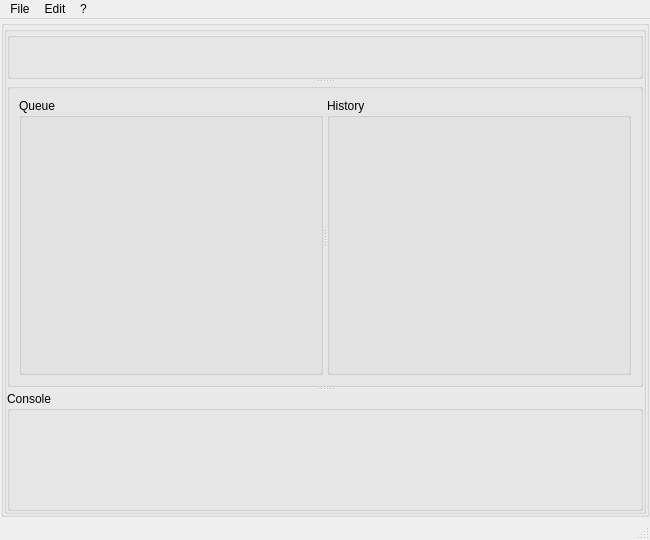
Before: the Qt Designer form src/QSviz/resources/mainwindow.ui in BCDA-APS/QSview, drawn with Qt 5.
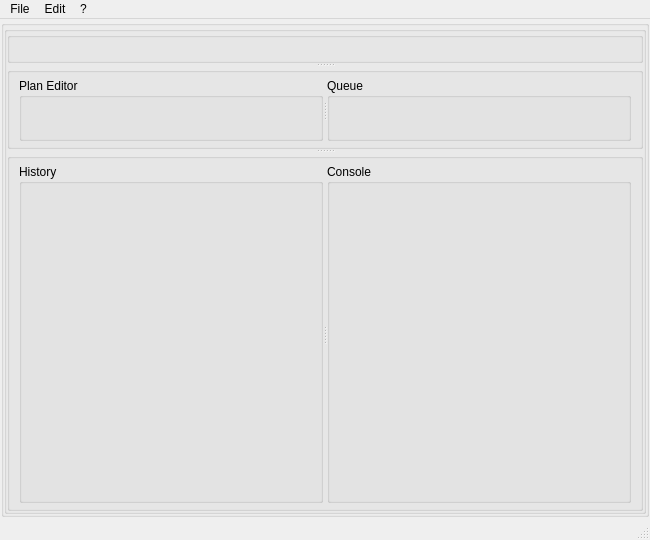
After: the same form once the commit is applied.

Commit message: Reconfigure mainwindows to add plan editor

```diff
--- a/src/QSviz/resources/mainwindow.ui
+++ b/src/QSviz/resources/mainwindow.ui
@@ -66,7 +66,7 @@
           <property name="bottomMargin">
            <number>0</number>
           </property>
-          <item row="0" column="0">
+          <item row="1" column="0">
            <widget class="QSplitter" name="splitter_V">
             <property name="orientation">
              <enum>Qt::Vertical</enum>
@@ -95,16 +95,41 @@
               <string/>
              </property>
              <layout class="QHBoxLayout" name="horizontalLayout">
+              <property name="topMargin">
+               <number>5</number>
+              </property>
+              <property name="bottomMargin">
+               <number>5</number>
+              </property>
               <item>
                <widget class="QSplitter" name="splitter_H">
                 <property name="orientation">
                  <enum>Qt::Horizontal</enum>
                 </property>
+                <widget class="QGroupBox" name="groupBox_editor">
+                 <property name="title">
+                  <string>Plan Editor</string>
+                 </property>
+                 <layout class="QVBoxLayout" name="verticalLayout_4">
+                  <property name="leftMargin">
+                   <number>0</number>
+                  </property>
+                  <property name="topMargin">
+                   <number>0</number>
+                  </property>
+                  <property name="rightMargin">
+                   <number>0</number>
+                  </property>
+                  <property name="bottomMargin">
+                   <number>0</number>
+                  </property>
+                 </layout>
+                </widget>
                 <widget class="QGroupBox" name="groupBox_queue">
                  <property name="title">
                   <string>Queue</string>
                  </property>
-                 <layout class="QVBoxLayout" name="verticalLayout_4">
+                 <layout class="QVBoxLayout" name="verticalLayout_5">
                   <property name="leftMargin">
                    <number>0</number>
                   </property>
@@ -119,11 +144,49 @@
                   </property>
                  </layout>
                 </widget>
+               </widget>
+              </item>
+             </layout>
+            </widget>
+            <widget class="QGroupBox" name="groupBox_2">
+             <property name="title">
+              <string/>
+             </property>
+             <layout class="QHBoxLayout" name="horizontalLayout_2">
+              <property name="topMargin">
+               <number>5</number>
+              </property>
+              <property name="bottomMargin">
+               <number>5</number>
+              </property>
+              <item>
+               <widget class="QSplitter" name="splitter_H2">
+                <property name="orientation">
+                 <enum>Qt::Horizontal</enum>
+                </property>
                 <widget class="QGroupBox" name="groupBox_history">
+                 <property name="sizePolicy">
+                  <sizepolicy hsizetype="Preferred" vsizetype="Preferred">
+                   <horstretch>0</horstretch>
+                   <verstretch>0</verstretch>
+                  </sizepolicy>
+                 </property>
+                 <property name="minimumSize">
+                  <size>
+                   <width>100</width>
+                   <height>200</height>
+                  </size>
+                 </property>
+                 <property name="maximumSize">
+                  <size>
+                   <width>16777215</width>
+                   <height>16777215</height>
+                  </size>
+                 </property>
                  <property name="title">
                   <string>History</string>
                  </property>
-                 <layout class="QVBoxLayout" name="verticalLayout_5">
+                 <layout class="QHBoxLayout" name="horizontalLayout_3">
                   <property name="leftMargin">
                    <number>0</number>
                   </property>
@@ -136,17 +199,31 @@
                   <property name="bottomMargin">
                    <number>0</number>
                   </property>
-                 </layout>
-                </widget>
-               </widget>
-              </item>
              </layout>
             </widget>
             <widget class="QGroupBox" name="groupBox_console">
+                 <property name="sizePolicy">
+                  <sizepolicy hsizetype="Preferred" vsizetype="Preferred">
+                   <horstretch>0</horstretch>
+                   <verstretch>0</verstretch>
+                  </sizepolicy>
+                 </property>
+                 <property name="minimumSize">
+                  <size>
+                   <width>100</width>
+                   <height>200</height>
+                  </size>
+                 </property>
+                 <property name="maximumSize">
+                  <size>
+                   <width>16777215</width>
+                   <height>16777215</height>
+                  </size>
+                 </property>
              <property name="title">
               <string>Console</string>
              </property>
-             <layout class="QVBoxLayout" name="verticalLayout_6">
+                 <layout class="QHBoxLayout" name="horizontalLayout_4">
               <property name="leftMargin">
                <number>0</number>
               </property>
@@ -159,6 +236,10 @@
               <property name="bottomMargin">
                <number>0</number>
               </property>
+                 </layout>
+                </widget>
+               </widget>
+              </item>
              </layout>
             </widget>
            </widget>
```
Left out of the diff: 4 changed lines with no effect on the pictures. Lines whose indentation alone changed are shown as unchanged. The commit also changes 9 other files.
